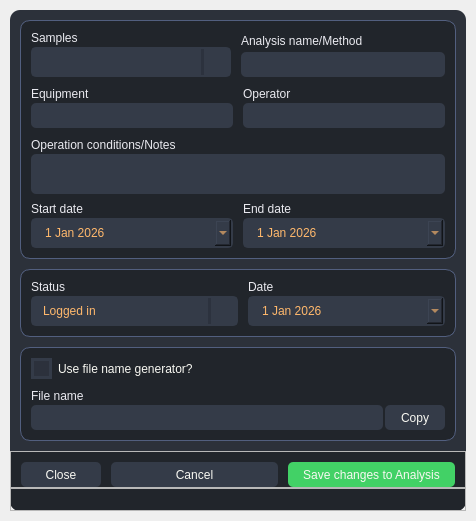
AIR-G-UFOP/Saturn-SampleLog, file src/app/ui/qt/editanalysisdialog.ui: the form before one commit.
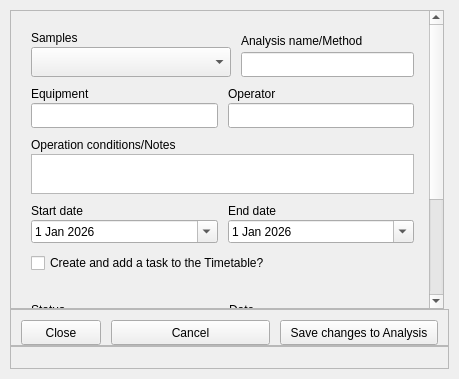
The form after the commit. Icons and pictures are not drawn.

Commit message: Preparing to add Tasks and Timetable options and fixing bugs

What changed in the file:
```diff
--- a/src/app/ui/qt/editanalysisdialog.ui
+++ b/src/app/ui/qt/editanalysisdialog.ui
@@ -6,14 +6,14 @@
    <rect>
     <x>0</x>
     <y>0</y>
-    <width>476</width>
-    <height>521</height>
+    <width>459</width>
+    <height>379</height>
    </rect>
   </property>
   <property name="minimumSize">
    <size>
     <width>394</width>
-    <height>521</height>
+    <height>300</height>
    </size>
   </property>
   <property name="maximumSize">
@@ -210,6 +210,57 @@
 	background-color: rgb(33, 37, 43);
 	padding: 10px;
 	selection-background-color: rgb(39, 44, 54);
+}
+QScrollArea {
+    background: transparent;
+    border: none;
+}
+
+QScrollArea &gt; QWidget &gt; QWidget {
+    background: transparent;
+}
+QScrollBar:vertical {
+    background: transparent;
+    width: 5px;
+    margin: 12px 0px 12px 0px;
+    border: none;
+}
+QScrollBar::handle:vertical {
+    background: #525f7f;
+    min-height: 30px;
+    border-radius: 2px;
+}
+QScrollBar::handle:vertical:hover {
+    background: rgb(83, 88, 112);
+}
+QScrollBar::handle:vertical:pressed {
+    background: #343746;
+}
+QScrollBar::sub-line:vertical {
+            height: 14px;
+            background: transparent;
+            subcontrol-origin: margin;
+            subcontrol-position: top;
+}
+QScrollBar::add-line:vertical {
+            height: 14px;
+            background: transparent;
+            subcontrol-origin: margin;
+            subcontrol-position: bottom;
+}
+QScrollBar::up-arrow:vertical {
+            image: url(:/icons/icons/cil-arrow-up.png);
+            width: 15px;
+            height: 15px;
+}
+QScrollBar::down-arrow:vertical {
+            image: url(:/icons/icons/cil-arrow-down.png);
+            width: 15px;
+            height: 15px;
+}
+QScrollBar::add-page:vertical,
+        QScrollBar::sub-page:vertical {
+            background: transparent;
 }</string>
   </property>
   <layout class="QVBoxLayout" name="verticalLayout">
@@ -310,6 +361,36 @@
               </property>
               <layout class="QVBoxLayout" name="verticalLayout_16">
                <property name="spacing">
+                <number>0</number>
+               </property>
+               <property name="leftMargin">
+                <number>0</number>
+               </property>
+               <property name="topMargin">
+                <number>0</number>
+               </property>
+               <property name="rightMargin">
+                <number>5</number>
+               </property>
+               <property name="bottomMargin">
+                <number>0</number>
+               </property>
+               <item>
+                <widget class="QScrollArea" name="scrollArea">
+                 <property name="widgetResizable">
+                  <bool>true</bool>
+                 </property>
+                 <widget class="QWidget" name="scrollAreaWidgetContents">
+                  <property name="geometry">
+                   <rect>
+                    <x>0</x>
+                    <y>0</y>
+                    <width>429</width>
+                    <height>496</height>
+                   </rect>
+                  </property>
+                  <layout class="QVBoxLayout" name="verticalLayout_20">
+                   <property name="spacing">
                 <number>10</number>
                </property>
                <property name="leftMargin">
@@ -319,12 +400,12 @@
                 <number>10</number>
                </property>
                <property name="rightMargin">
-                <number>10</number>
+                    <number>5</number>
                </property>
                <property name="bottomMargin">
                 <number>10</number>
                </property>
-               <item alignment="Qt::AlignTop">
+                   <item>
                 <widget class="QFrame" name="bgAnalysis">
                  <property name="frameShape">
                   <enum>QFrame::NoFrame</enum>
@@ -584,6 +665,16 @@
                     </item>
                    </layout>
                   </item>
+                      <item>
+                       <widget class="QCheckBox" name="task">
+                        <property name="cursor">
+                         <cursorShape>PointingHandCursor</cursorShape>
+                        </property>
+                        <property name="text">
+                         <string>Create and add a task to the Timetable?</string>
+                        </property>
+                       </widget>
+                      </item>
                  </layout>
                 </widget>
                </item>
@@ -715,7 +806,7 @@
                  </layout>
                 </widget>
                </item>
-               <item alignment="Qt::AlignTop">
+                   <item>
                 <widget class="QFrame" name="bgFile">
                  <property name="frameShape">
                   <enum>QFrame::NoFrame</enum>
@@ -813,6 +904,10 @@
                    </layout>
                   </item>
                  </layout>
+                    </widget>
+                   </item>
+                  </layout>
+                 </widget>
                 </widget>
                </item>
               </layout>
```
Lines whose indentation alone changed are shown as unchanged. The commit also changes 40 other files.
